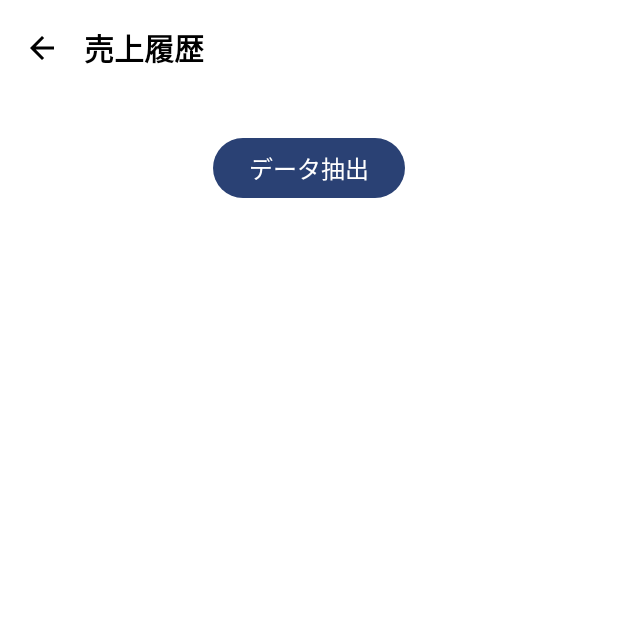
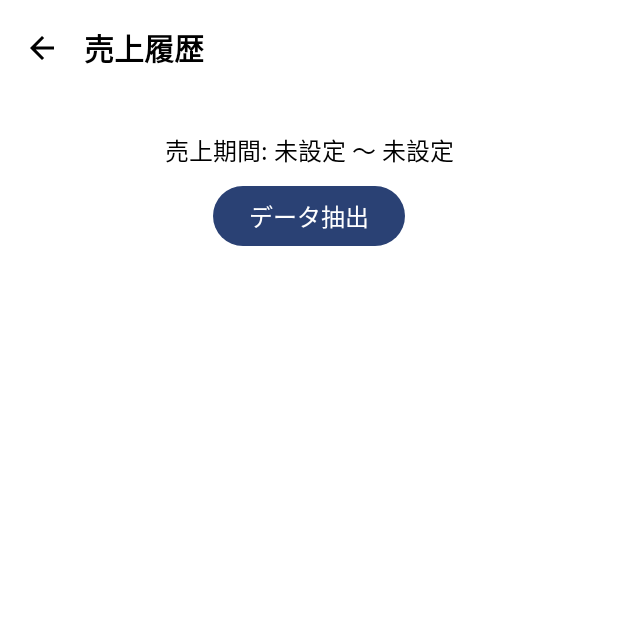
Before and after one commit to tomaspoppo/iikagennnishiro, an Android app built with Jetpack Compose: the SalesHistoryScreen screen opened through its navigation route, after a tap on "データ抽出", on a phone screen of 412 x 824 dp, the top half of it. Run offline under Robolectric (Android 15) with nearby library versions, the light colour scheme and no system bars; Roboto replaces fonts that are not available here.

```diff
--- a/app/src/main/java/com/example/iikagennnishiro/ui/SalesHistoryScreen.kt
+++ b/app/src/main/java/com/example/iikagennnishiro/ui/SalesHistoryScreen.kt
@@ -33,20 +33,34 @@ fun SalesHistoryScreen(navController: NavController) {
     var salesEndDate by remember { mutableStateOf("") }
     var customDateRange by remember { mutableStateOf<Pair<String, String>?>(null) }
     var isCustomEnabled by remember { mutableStateOf(false) }
+    var currentPeriod by remember { mutableStateOf("売上期間: 未設定") } // 🔹 現在の売上期間を表示する変数
 
-    // 🔹 データ取得関数
+    // 🔹 売上データを取得する関数（画面起動時＆ボタン押下時に使用）
     fun fetchSalesData() {
         val today = SimpleDateFormat("yyyy年MM月dd日", Locale.JAPAN).format(Date())
-        salesStartDate = sharedPreferences.getString("DefaultStartDate", today) ?: today
-        salesEndDate = sharedPreferences.getString("DefaultEndDate", getNextClosingDate(salesStartDate)) ?: getNextClosingDate(salesStartDate)
+        salesStartDate = getCurrentSalesStartDate(sharedPreferences, today)
+        salesEndDate = sharedPreferences.getString("DefaultEndDate", "未設定") ?: "未設定"
         customDateRange = getCustomDateRange(sharedPreferences)
         isCustomEnabled = sharedPreferences.getBoolean("CustomEnabled", false)
 
+        // 🔹 売上期間を UI に即時反映
+        currentPeriod = if (isCustomEnabled && customDateRange != null) {
+            "売上期間: ${customDateRange!!.first} ～ ${customDateRange!!.second}"
+        } else {
+            "売上期間: $salesStartDate ～ $salesEndDate"
+        }
+
+        // 🔹 売上データを取得
         salesData = if (isCustomEnabled && customDateRange != null) {
             getFilteredSalesData(sharedPreferences, customDateRange!!)
         } else {
             getFilteredSalesData(sharedPreferences, Pair(salesStartDate, salesEndDate))
         }
+    }
+
+    // 🔹 画面が開いたときに売上期間を表示＆データ取得
+    LaunchedEffect(Unit) {
+        fetchSalesData()
     }
 
     Scaffold(
@@ -72,7 +86,16 @@ fun SalesHistoryScreen(navController: NavController) {
             ) {
                 Spacer(modifier = Modifier.height(8.dp))
 
-                // 🔹 データ抽出ボタン
+                // 🔹 現在の売上期間を表示（データ抽出ボタンの上）
+                Text(
+                    text = currentPeriod,
+                    fontSize = 16.sp,
+                    color = Color.Black
+                )
+
+                Spacer(modifier = Modifier.height(8.dp))
+
+                // 🔹 データ抽出ボタン（手動更新用）
                 Button(onClick = { fetchSalesData() }) {
                     Text("データ抽出", fontSize = 16.sp)
                 }
@@ -100,18 +123,3 @@ fun SalesHistoryScreen(navController: NavController) {
         }
     )
 }
-
-// 🔹 次の売上締め日を取得（開始日の前日）
-fun getNextClosingDate(startDate: String): String {
-    if (startDate.isEmpty()) return "不明"
-    val sdf = SimpleDateFormat("yyyy年MM月dd日", Locale.JAPAN)
-    return try {
-        val calendar = Calendar.getInstance()
-        calendar.time = sdf.parse(startDate)!!
-        calendar.add(Calendar.MONTH, 1)
-        calendar.add(Calendar.DAY_OF_MONTH, -1)
-        sdf.format(calendar.time)
-    } catch (e: Exception) {
-        "不明"
-    }
-}
```
